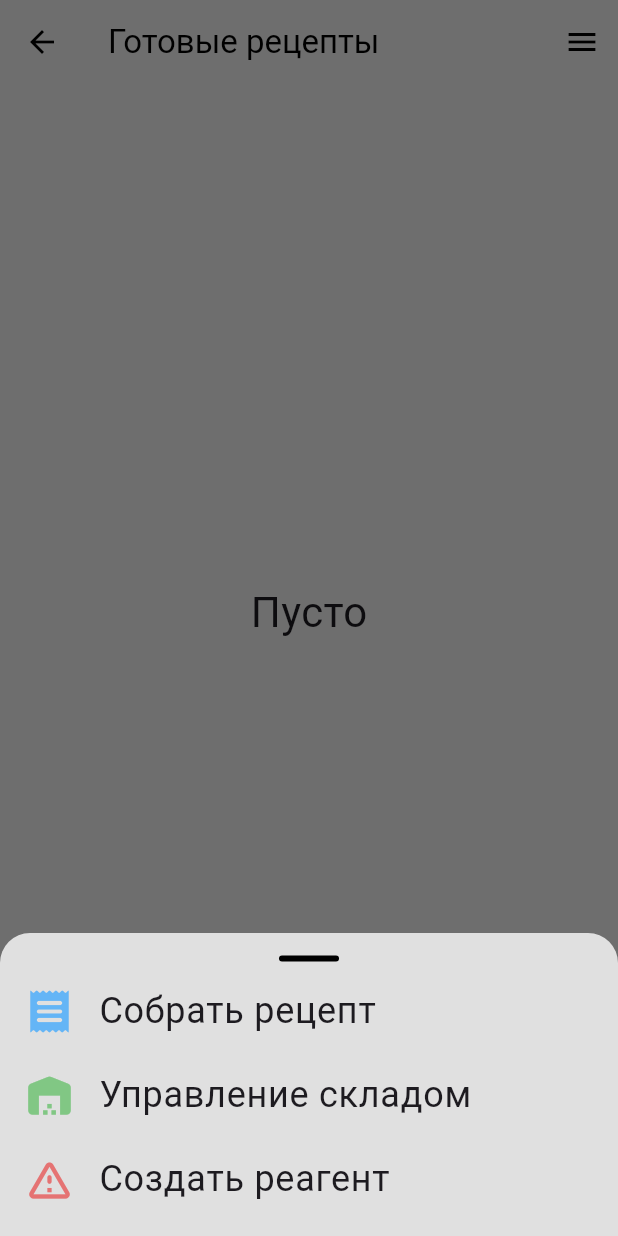
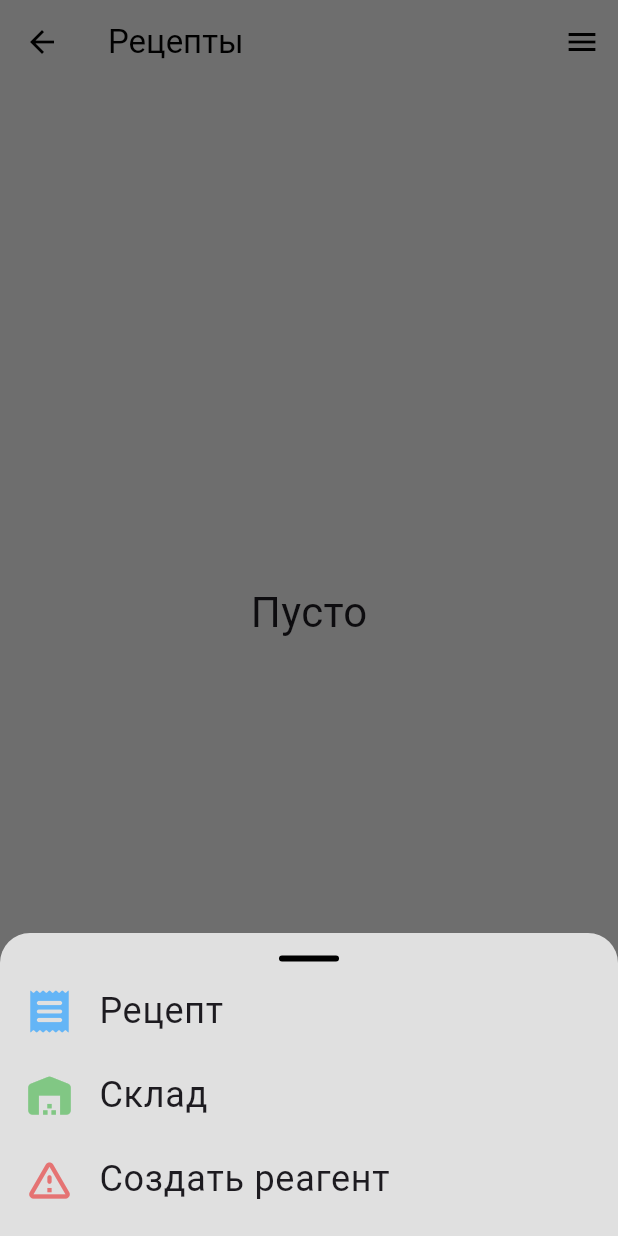
Before and after one commit to WaG711/Accounting-Chemical-Reagents, a Flutter app: the ReadyRecipe screen opened directly, after a tap on the "menu" icon, on a phone screen of 412 x 824 dp. Run offline on Flutter 3.47's test engine with Material 3 defaults, Android fonts, the phone set to English and light mode, and no system bars; our stand-ins replace sqflite; accounts and stored records are empty.

Commit message:
Изменены названия

```diff
--- a/lib/src/presentation/pages/add_ready_recipe.dart
+++ b/lib/src/presentation/pages/add_ready_recipe.dart
@@ -34,7 +34,7 @@ class _AddReadyRecipeState extends State<AddReadyRecipe> {
   AppBar _buildAppBar() {
     return AppBar(
       title: const Text(
-        'Добавить готовый рецепт',
+        'Добавить рецепт',
         style: TextStyle(color: Colors.black),
       ),
       actions: [
--- a/lib/src/presentation/pages/collect_recipe.dart
+++ b/lib/src/presentation/pages/collect_recipe.dart
@@ -41,7 +41,7 @@ class _CollectRecipStateState extends State<CollectRecipe> {
   AppBar _buildAppBar() {
     return AppBar(
       title: const Text(
-        'Собрать рецепт',
+        'Собрать',
         style: TextStyle(color: Colors.black),
       ),
       actions: [
--- a/lib/src/presentation/pages/pending_recipes.dart
+++ b/lib/src/presentation/pages/pending_recipes.dart
@@ -66,7 +66,7 @@ class _PendingRecipesStateState extends State<PendingRecipes> {
   AppBar _buildAppBar() {
     return AppBar(
       title: const Text(
-        'Ожидающие рецепты',
+        'Ожидающие',
         style: TextStyle(color: Colors.black),
       ),
       actions: [
--- a/lib/src/presentation/pages/ready_recipes.dart
+++ b/lib/src/presentation/pages/ready_recipes.dart
@@ -50,7 +50,7 @@ class _ReadyRecipeState extends State<ReadyRecipe> {
   AppBar _buildAppBar() {
     return AppBar(
       title: const Text(
-        'Готовые рецепты',
+        'Рецепты',
         style: TextStyle(color: Colors.black),
       ),
       actions: [
@@ -183,7 +183,7 @@ class _ReadyRecipeState extends State<ReadyRecipe> {
                 backgroundColor: Colors.blue[300],
               ),
               child: const Text(
-                'Добавить готовый рецепт',
+                'Добавить рецепт',
                 style: TextStyle(color: Colors.white, fontSize: 22),
               ))
         ],
--- a/lib/src/presentation/widgets/my_widgets.dart
+++ b/lib/src/presentation/widgets/my_widgets.dart
@@ -35,7 +35,7 @@ class MyWidgets {
                   color: Colors.blue[300],
                 ),
                 title: const Text(
-                  'Собрать рецепт',
+                  'Рецепт',
                   style: TextStyle(fontSize: 24),
                 ),
                 onTap: () {
@@ -47,7 +47,7 @@ class MyWidgets {
                 leading: Icon(Icons.warehouse_rounded,
                     size: 34, color: Colors.green[300]),
                 title: const Text(
-                  'Управление складом',
+                  'Склад',
                   style: TextStyle(fontSize: 24),
                 ),
                 onTap: () {
```
